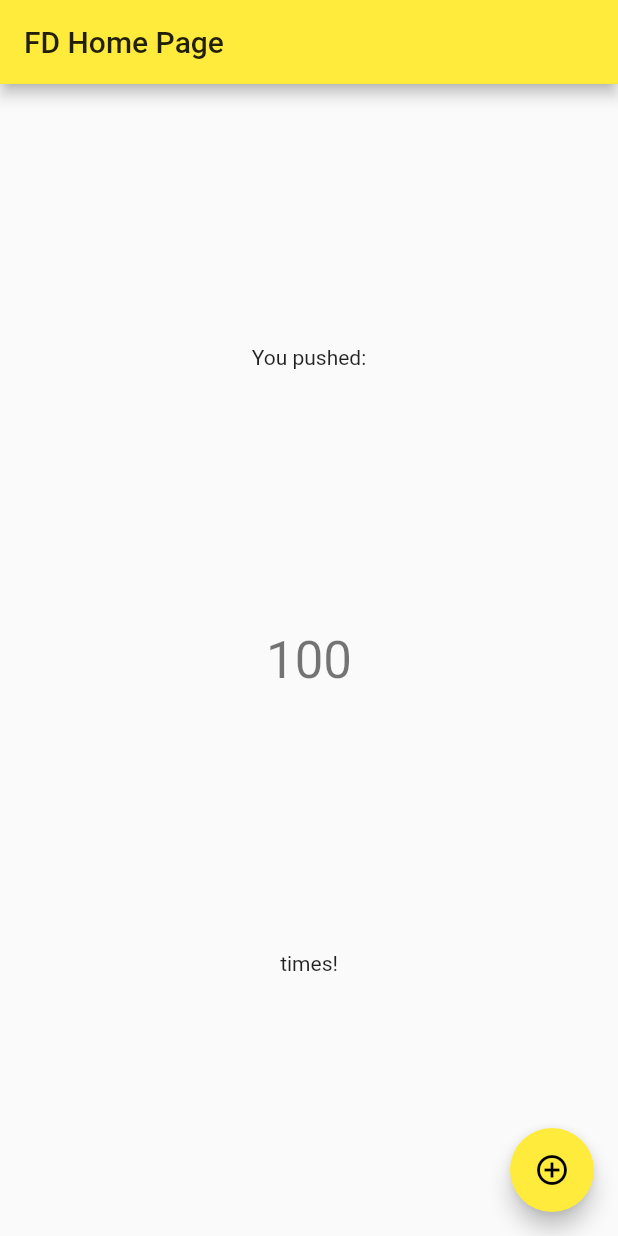
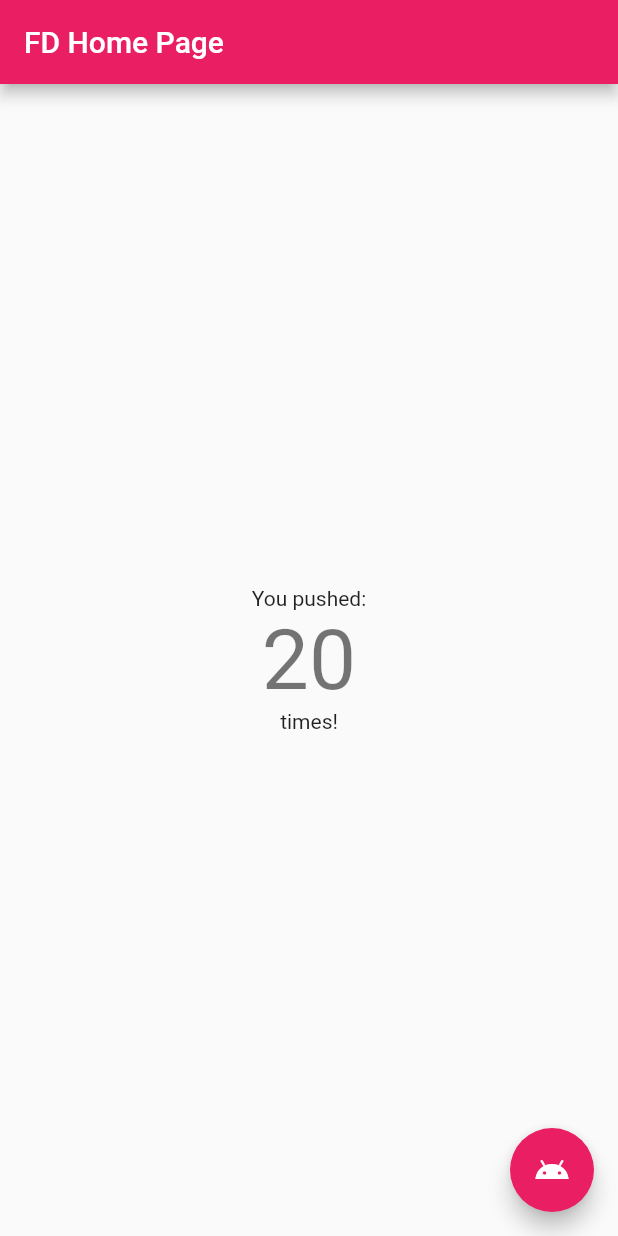
Before and after one commit to raywu/flutterhotreload, a Flutter app: the screen it shows after launch, on a phone screen of 412 x 824 dp. Run offline on Flutter 3.47's test engine with Material 2 defaults, Android fonts, the phone set to English and light mode, and no system bars.

```diff
--- a/lib/main.dart
+++ b/lib/main.dart
@@ -1,4 +1,5 @@
 import 'package:flutter/material.dart';
+import 'dart:math';
 
 void main() => runApp(new MyApp());
 
@@ -17,7 +18,7 @@ class MyApp extends StatelessWidget {
         // "hot reload" (press "r" in the console where you ran "flutter run",
         // or press Run > Flutter Hot Reload in IntelliJ). Notice that the
         // counter didn't reset back to zero; the application is not restarted.
-        primarySwatch: Colors.yellow,
+        primarySwatch: Colors.pink,
       ),
       home: new MyHomePage(title: 'FD Home Page'),
     );
@@ -43,7 +44,8 @@ class MyHomePage extends StatefulWidget {
 }
 
 class _MyHomePageState extends State<MyHomePage> {
-  int _counter = 100;
+  static final rand = new Random();
+  int _counter = rand.nextInt(200);
 
   void _incrementCounter() {
     setState(() {
@@ -52,7 +54,7 @@ class _MyHomePageState extends State<MyHomePage> {
       // so that the display can reflect the updated values. If we changed
       // _counter without calling setState(), then the build method would not be
       // called again, and so nothing would appear to happen.
-      _counter++;
+      _counter += rand.nextInt(50);
       print('counting $_counter');
     });
   }
@@ -88,14 +90,14 @@ class _MyHomePageState extends State<MyHomePage> {
           // center the children vertically; the main axis here is the vertical
           // axis because Columns are vertical (the cross axis would be
           // horizontal).
-          mainAxisAlignment: MainAxisAlignment.spaceEvenly,
+          mainAxisAlignment: MainAxisAlignment.center,
           children: <Widget>[
             new Text(
               'You pushed:',
             ),
             new Text(
               '$_counter',
-              style: Theme.of(context).textTheme.display1,
+              style: Theme.of(context).textTheme.display3,
             ),
             new Text(
               'times!',
@@ -106,7 +108,7 @@ class _MyHomePageState extends State<MyHomePage> {
       floatingActionButton: new FloatingActionButton(
         onPressed: _incrementCounter,
         tooltip: 'Increment',
-        child: new Icon(Icons.add_circle_outline),
+        child: new Icon(Icons.android),
       ), // This trailing comma makes auto-formatting nicer for build methods.
     );
   }
```
